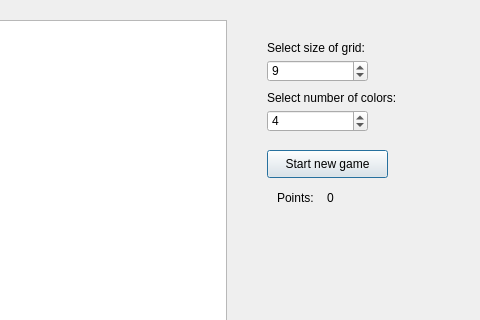
This is form.ui in romanandreev/Lines as Qt 5 draws it before an edit; both pictures show x 183 to 663 and y 0 to 320 of the 663 by 534 pixel window. The edited form follows.
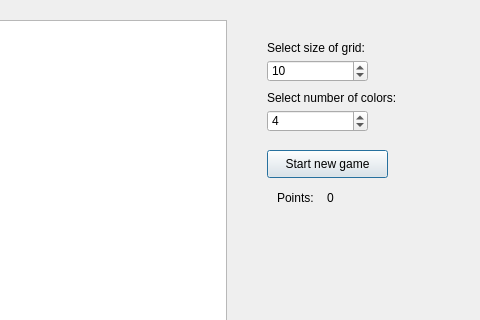
This is the edited form.

```diff
--- a/form.ui
+++ b/form.ui
@@ -42,7 +42,7 @@
     <number>20</number>
    </property>
    <property name="value">
-    <number>9</number>
+    <number>10</number>
    </property>
   </widget>
   <widget class="QGraphicsView" name="graphicsView">
```
